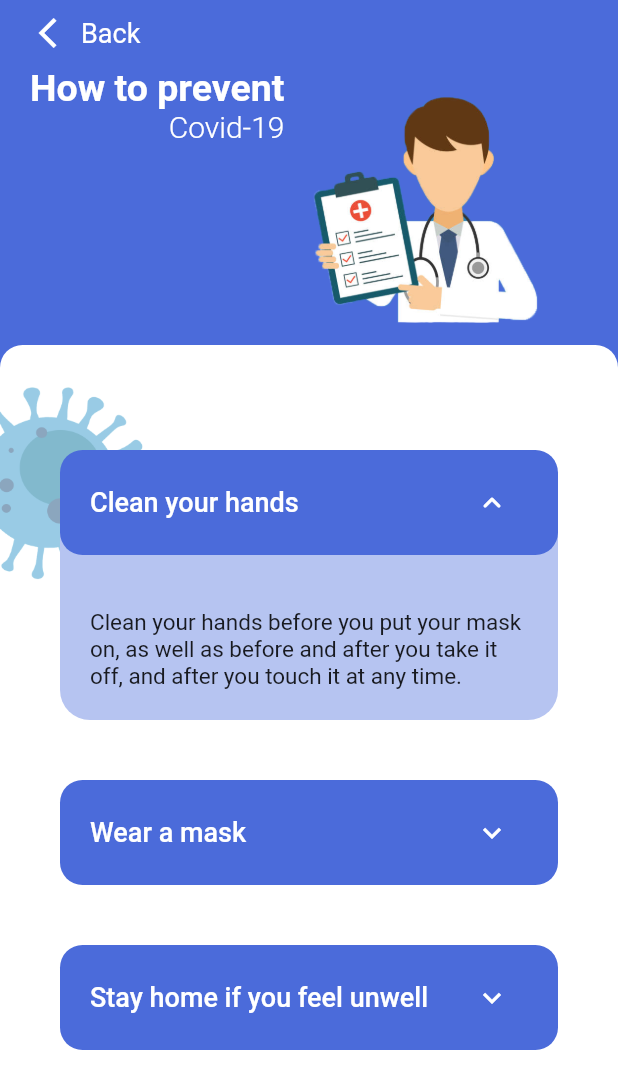
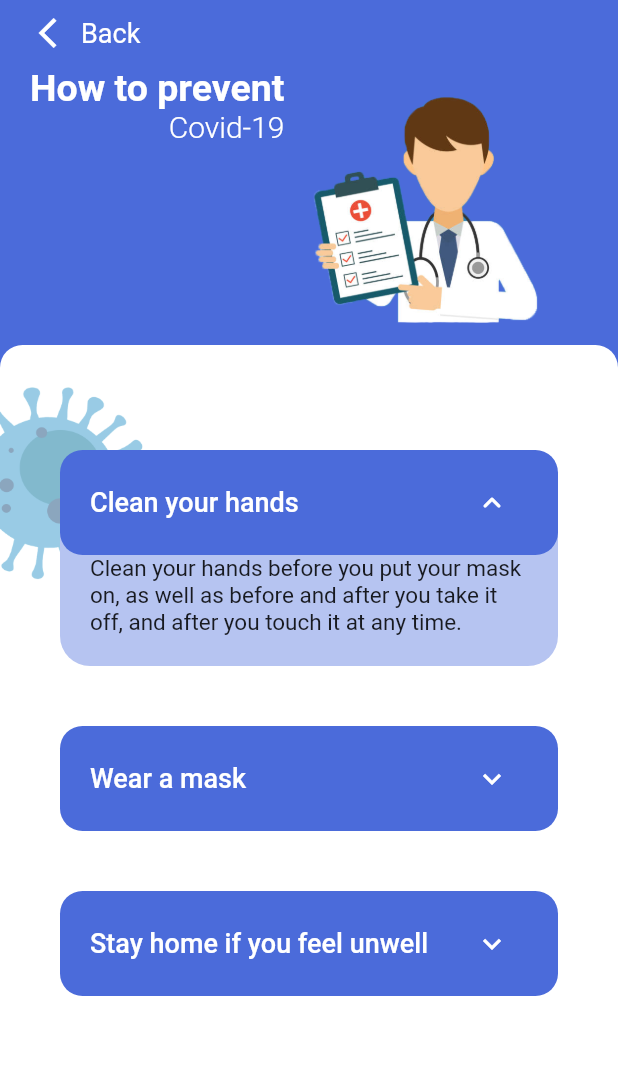
Before and after one commit to Tezeract3/coronavirusdemo, a Flutter app: the HowToPreventScreen screen opened by its route, after a tap on the "keyboard arrow down" icon, on a phone screen of 412 x 824 dp. Shown: the top 1089 px of the screen. Run offline on Flutter 3.47's test engine with Material 2 defaults, Android fonts, the phone set to English and light mode, and no system bars; our stand-ins replace fl_chart; network calls fail.

Commit message:
make animationWidget flexibal

```diff
--- a/lib/widget/animationWidget.dart
+++ b/lib/widget/animationWidget.dart
@@ -3,14 +3,13 @@ import 'package:flutter/material.dart';
 class AnimationWidget extends StatefulWidget {
   final String title;
   final String data;
-  final double dataContainerHeight;
+
   final double labelHeight;
 
   const AnimationWidget(
       {Key? key,
       required this.title,
       required this.data,
-      this.dataContainerHeight = 180,
       this.labelHeight = 70})
       : super(key: key);
 
@@ -20,40 +19,36 @@ class AnimationWidget extends StatefulWidget {
 
 class _AnimationWidgetState extends State<AnimationWidget> {
   bool isSelected = false;
+
   @override
   Widget build(BuildContext context) {
+    Container text = Container(
+        key: GlobalKey(),
+        padding: EdgeInsets.only(
+            bottom: 20, left: 20, right: 20, top: widget.labelHeight),
+        alignment: Alignment.bottomLeft,
+        child: Text(
+          widget.data,
+          textAlign: TextAlign.start,
+          style: TextStyle(fontSize: 15),
+        ));
+
     return Container(
       margin: EdgeInsets.symmetric(vertical: 20, horizontal: 20),
       child: Stack(
         children: [
-          ///label and button
-
           ///animation data container
           AnimatedContainer(
             decoration: BoxDecoration(
               borderRadius: BorderRadius.circular(20),
               color: Color(0xffB6C4F1),
             ),
-            duration: Duration(milliseconds: 400),
-            width: double.maxFinite - 20,
-            height:
-                isSelected ? widget.dataContainerHeight : widget.labelHeight,
-            child: isSelected
-                ? Container(
-                    padding: EdgeInsets.only(
-                        bottom: 20,
-                        left: 20,
-                        right: 20,
-                        top: widget.labelHeight),
-                    alignment: Alignment.bottomLeft,
-                    child: Text(
-                      widget.data,
-                      textAlign: TextAlign.start,
-                      style: TextStyle(fontSize: 15),
-                    ),
-                  )
-                : Container(),
+            duration: Duration(milliseconds: 500),
+            width: double.maxFinite,
+            child: isSelected ? text : null,
           ),
+
+          ///label and button
           Container(
             padding: EdgeInsets.symmetric(horizontal: 20),
             width: double.maxFinite,
```
